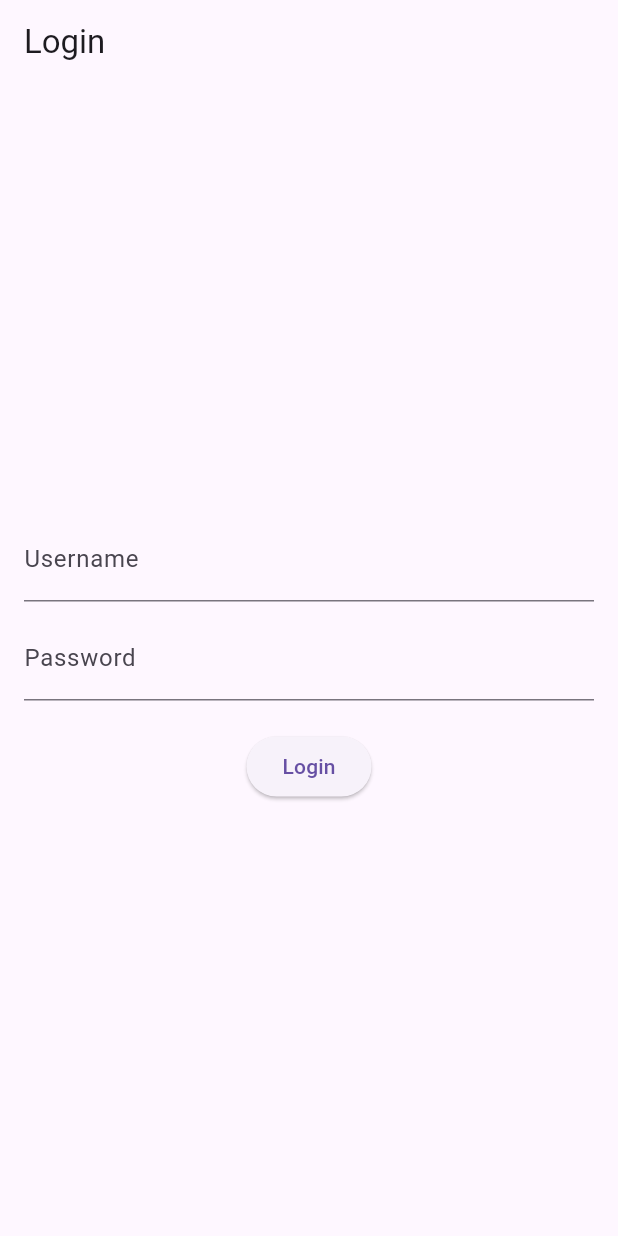
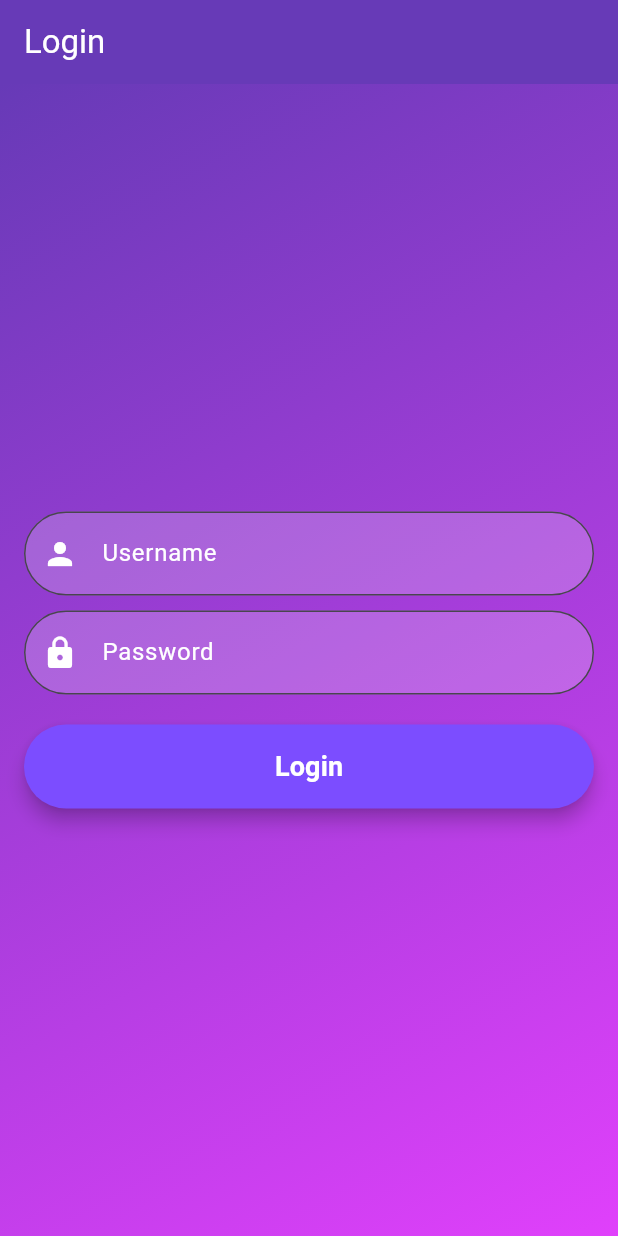
Before and after one commit to OukSaksith/attendance-app, a Flutter app: the screen it shows after launch, on a phone screen of 412 x 824 dp. Run offline on Flutter 3.47's test engine with Material 3 defaults, Android fonts, the phone set to English and light mode, and no system bars; our stand-ins replace image_picker, shared_preferences; missing offline and left inert: mobile_scanner.

Commit message:
*add colorful to login page

```diff
--- a/lib/screens/login_page.dart
+++ b/lib/screens/login_page.dart
@@ -30,24 +30,120 @@ class _LoginPageState extends State<LoginPage> {
     }
   }
 
-  @override
+  // @override
+  // Widget build(BuildContext context) {
+  //   return Scaffold(
+  //     appBar: AppBar(title: const Text('Login')),
+  //     body: Padding(
+  //       padding: const EdgeInsets.all(16),
+  //       child: Column(
+  //         mainAxisAlignment: MainAxisAlignment.center,
+  //         children: [
+  //           TextField(controller: usernameController, decoration: const InputDecoration(labelText: 'Username')),
+  //           const SizedBox(height: 10),
+  //           TextField(controller: passwordController, obscureText: true, decoration: const InputDecoration(labelText: 'Password')),
+  //           const SizedBox(height: 20),
+  //           ElevatedButton(onPressed: login, child: const Text('Login')),
+  //           if (error.isNotEmpty) Padding(padding: const EdgeInsets.only(top: 10), child: Text(error, style: const TextStyle(color: Colors.red))),
+  //         ],
+  //       ),
+  //     ),
+  //   );
+  // }
   Widget build(BuildContext context) {
     return Scaffold(
-      appBar: AppBar(title: const Text('Login')),
-      body: Padding(
+      appBar: AppBar(
+        title: const Text('Login', style: TextStyle(color: Colors.white)),
+        backgroundColor: Colors.deepPurple,
+        elevation: 0,
+      ),
+      body: Container(
+        width: double.infinity,
+        decoration: const BoxDecoration(
+          gradient: LinearGradient(
+            colors: [Colors.deepPurple, Colors.purpleAccent],
+            begin: Alignment.topLeft,
+            end: Alignment.bottomRight,
+          ),
+        ),
+        child: Padding(
           padding: const EdgeInsets.all(16),
           child: Column(
             mainAxisAlignment: MainAxisAlignment.center,
             children: [
-            TextField(controller: usernameController, decoration: const InputDecoration(labelText: 'Username')),
+              // Username TextField
+              TextField(
+                controller: usernameController,
+                decoration: InputDecoration(
+                  labelText: 'Username',
+                  labelStyle: const TextStyle(color: Colors.white),
+                  filled: true,
+                  fillColor: Colors.white.withOpacity(0.2),
+                  border: OutlineInputBorder(
+                    borderRadius: BorderRadius.circular(30),
+                    borderSide: const BorderSide(color: Colors.white),
+                  ),
+                  prefixIcon: const Icon(Icons.person, color: Colors.white),
+                ),
+              ),
               const SizedBox(height: 10),
-            TextField(controller: passwordController, obscureText: true, decoration: const InputDecoration(labelText: 'Password')),
+
+              // Password TextField
+              TextField(
+                controller: passwordController,
+                obscureText: true,
+                decoration: InputDecoration(
+                  labelText: 'Password',
+                  labelStyle: const TextStyle(color: Colors.white),
+                  filled: true,
+                  fillColor: Colors.white.withOpacity(0.2),
+                  border: OutlineInputBorder(
+                    borderRadius: BorderRadius.circular(30),
+                    borderSide: const BorderSide(color: Colors.white),
+                  ),
+                  prefixIcon: const Icon(Icons.lock, color: Colors.white),
+                ),
+              ),
               const SizedBox(height: 20),
-            ElevatedButton(onPressed: login, child: const Text('Login')),
-            if (error.isNotEmpty) Padding(padding: const EdgeInsets.only(top: 10), child: Text(error, style: const TextStyle(color: Colors.red))),
+
+              // Login Button
+              SizedBox(
+                width: double.infinity,
+                child: ElevatedButton(
+                  style: ElevatedButton.styleFrom(
+                    padding: const EdgeInsets.symmetric(vertical: 15),
+                    backgroundColor: Colors.deepPurpleAccent,
+                    shape: RoundedRectangleBorder(
+                      borderRadius: BorderRadius.circular(30),
+                    ),
+                    elevation: 5,
+                  ),
+                  onPressed: login,
+                  child: const Text(
+                    'Login',
+                    style: TextStyle(
+                      fontSize: 18,
+                      fontWeight: FontWeight.bold,
+                      color: Colors.white,
+                    ),
+                  ),
+                ),
+              ),
+
+              // Error Message
+              if (error.isNotEmpty)
+                Padding(
+                  padding: const EdgeInsets.only(top: 10),
+                  child: Text(
+                    error,
+                    style: const TextStyle(color: Colors.red, fontSize: 14),
+                  ),
+                ),
             ],
+          ),
         ),
       ),
     );
   }
+
 }
```
Lines whose indentation alone changed are shown as unchanged.
